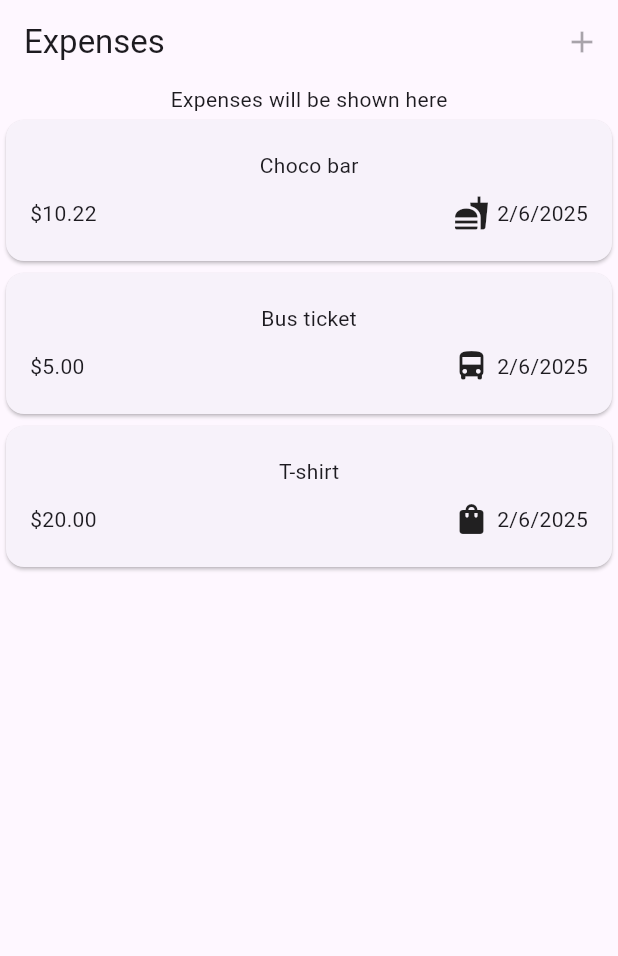
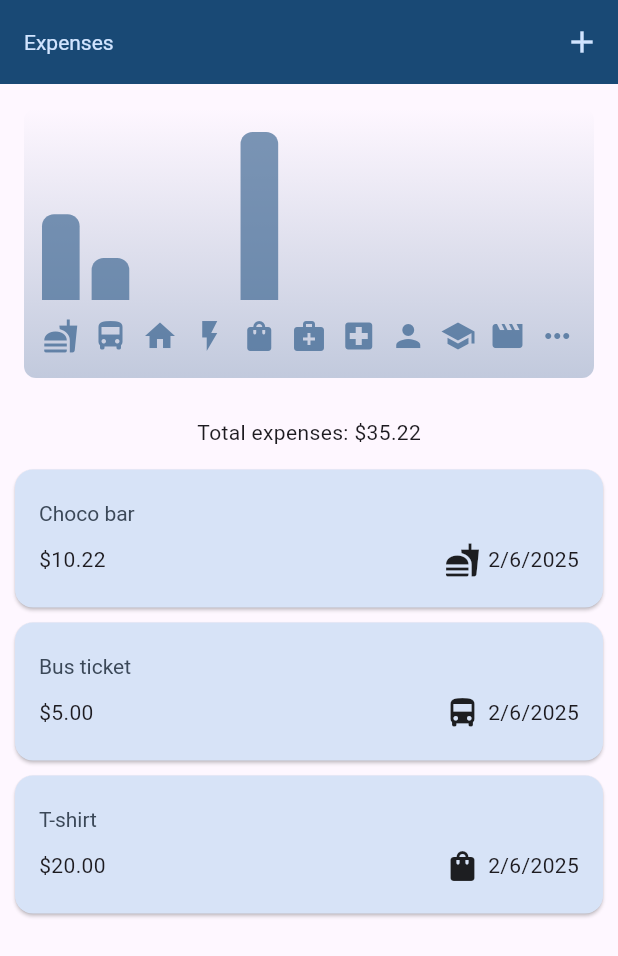
Before and after one commit to pawelkucia/expense-tracker, a Flutter app: the screen it shows after launch, on a phone screen of 412 x 824 dp. Shown: the top 956 px of the screen. Run offline on Flutter 3.47's test engine with Material 3 defaults, Android fonts, the phone set to English and light mode, and no system bars.

Commit message:
Theming, expenses chart, chart list dismissible.

```diff
--- a/lib/models/expense.dart
+++ b/lib/models/expense.dart
@@ -51,3 +51,29 @@ class Expense {
     return formatter.format(date);
   }
 }
+
+class ExpenseBucket {
+  ExpenseBucket({
+    required this.category,
+    required this.expenses,
+  });
+
+  ExpenseBucket.forCategory(List<Expense> expensesAll, this.category)
+      : expenses = expensesAll
+            .where((expense) => expense.category == category)
+            .toList();
+
+  final Category category;
+  final List<Expense> expenses;
+
+  double get totalAmount {
+    double total = 0.0;
+
+    for (var expense in expenses) {
+      total += expense.amount;
+    }
+
+    return total;
+    // return expenses.fold(0.0, (sum, expense) => sum + expense.amount);
+  }
+}
--- /dev/null
+++ b/lib/widgets/chart/chart.dart
@@ -0,0 +1,102 @@
+import 'package:flutter/material.dart';
+
+import 'package:expense_tracker/widgets/chart/chart_bar.dart';
+import 'package:expense_tracker/models/expense.dart';
+
+class Chart extends StatelessWidget {
+  const Chart({super.key, required this.expenses});
+
+  final List<Expense> expenses;
+
+  List<ExpenseBucket> get buckets {
+    return [
+      ExpenseBucket.forCategory(expenses, Category.food),
+      ExpenseBucket.forCategory(expenses, Category.transportation),
+      ExpenseBucket.forCategory(expenses, Category.housing),
+      ExpenseBucket.forCategory(expenses, Category.utilities),
+      ExpenseBucket.forCategory(expenses, Category.clothing),
+      ExpenseBucket.forCategory(expenses, Category.health),
+      ExpenseBucket.forCategory(expenses, Category.insurance),
+      ExpenseBucket.forCategory(expenses, Category.personal),
+      ExpenseBucket.forCategory(expenses, Category.education),
+      ExpenseBucket.forCategory(expenses, Category.entertainment),
+      ExpenseBucket.forCategory(expenses, Category.miscellaneous),
+    ];
+  }
+
+  double get maxTotalExpense {
+    double maxTotalExpense = 0;
+
+    for (final bucket in buckets) {
+      if (bucket.totalAmount > maxTotalExpense) {
+        maxTotalExpense = bucket.totalAmount;
+      }
+    }
+
+    return maxTotalExpense;
+  }
+
+  @override
+  Widget build(BuildContext context) {
+    final isDarkMode =
+        MediaQuery.of(context).platformBrightness == Brightness.dark;
+    return Container(
+      margin: const EdgeInsets.all(16),
+      padding: const EdgeInsets.symmetric(
+        vertical: 16,
+        horizontal: 8,
+      ),
+      width: double.infinity,
+      height: 180,
+      decoration: BoxDecoration(
+        borderRadius: BorderRadius.circular(8),
+        gradient: LinearGradient(
+          colors: [
+            Theme.of(context).colorScheme.primary.withOpacity(0.3),
+            Theme.of(context).colorScheme.primary.withOpacity(0.0)
+          ],
+          begin: Alignment.bottomCenter,
+          end: Alignment.topCenter,
+        ),
+      ),
+      child: Column(
+        children: [
+          Expanded(
+            child: Row(
+              crossAxisAlignment: CrossAxisAlignment.end,
+              children: [
+                for (final bucket in buckets) // alternative to map()
+                  ChartBar(
+                    fill: bucket.totalAmount == 0
+                        ? 0
+                        : bucket.totalAmount / maxTotalExpense,
+                  )
+              ],
+            ),
+          ),
+          const SizedBox(height: 12),
+          Row(
+            children: buckets
+                .map(
+                  (bucket) => Expanded(
+                    child: Padding(
+                      padding: const EdgeInsets.symmetric(horizontal: 4),
+                      child: Icon(
+                        categoryIcons[bucket.category],
+                        color: isDarkMode
+                            ? Theme.of(context).colorScheme.secondary
+                            : Theme.of(context)
+                                .colorScheme
+                                .primary
+                                .withOpacity(0.7),
+                      ),
+                    ),
+                  ),
+                )
+                .toList(),
+          )
+        ],
+      ),
+    );
+  }
+}
--- /dev/null
+++ b/lib/widgets/chart/chart_bar.dart
@@ -0,0 +1,34 @@
+import 'package:flutter/material.dart';
+
+class ChartBar extends StatelessWidget {
+  const ChartBar({
+    super.key,
+    required this.fill,
+  });
+
+  final double fill;
+
+  @override
+  Widget build(BuildContext context) {
+    final isDarkMode =
+        MediaQuery.of(context).platformBrightness == Brightness.dark;
+    return Expanded(
+      child: Padding(
+        padding: const EdgeInsets.symmetric(horizontal: 4),
+        child: FractionallySizedBox(
+          heightFactor: fill,
+          child: DecoratedBox(
+            decoration: BoxDecoration(
+              shape: BoxShape.rectangle,
+              borderRadius:
+                  const BorderRadius.vertical(top: Radius.circular(8)),
+              color: isDarkMode
+                  ? Theme.of(context).colorScheme.secondary
+                  : Theme.of(context).colorScheme.primary.withOpacity(0.65),
+            ),
+          ),
+        ),
+      ),
+    );
+  }
+}
--- a/lib/widgets/expenses.dart
+++ b/lib/widgets/expenses.dart
@@ -1,5 +1,7 @@
+import 'package:expense_tracker/widgets/chart/chart.dart';
 import 'package:flutter/material.dart';
 import 'package:expense_tracker/widgets/expenses_list/expenses_list.dart';
+import 'package:expense_tracker/widgets/new_expense.dart';
 import 'package:expense_tracker/models/expense.dart';
 
 class Expenses extends StatefulWidget {
@@ -29,13 +31,57 @@ class _ExpensesState extends State<Expenses> {
   ];
 
   void _openAddExpenseDialog() {
-    showModalBottomSheet(context: context, builder: (ctx) {
-      return Text('Add expense dialog');
-    })
+    showModalBottomSheet(
+        context: context,
+        isScrollControlled: true,
+        builder: (ctx) {
+          return NewExpense(onAddExpense: _addExpense);
+        });
+  }
+
+  void _addExpense(Expense newExpense) {
+    setState(() {
+      _registeredExpenses.add(newExpense);
+    });
+  }
+
+  void _removeExpense(Expense expense) {
+    final expenseIndex = _registeredExpenses.indexOf(expense);
+
+    setState(() {
+      _registeredExpenses.remove(expense);
+    });
+
+    ScaffoldMessenger.of(context).clearSnackBars();
+    ScaffoldMessenger.of(context).showSnackBar(
+      SnackBar(
+        duration: Duration(seconds: 3),
+        content: Text('Expense removed'),
+        action: SnackBarAction(
+          label: 'UNDO',
+          onPressed: () {
+            setState(() {
+              _registeredExpenses.insert(expenseIndex, expense);
+            });
+          },
+        ),
+      ),
+    );
   }
 
   @override
   Widget build(BuildContext context) {
+    Widget mainContent = Center(
+      child: Text('Expenses will be shown here'),
+    );
+
+    if (_registeredExpenses.isNotEmpty) {
+      mainContent = ExpensesList(
+        expenses: _registeredExpenses,
+        onRemoveExpense: _removeExpense,
+      );
+    }
+
     return Scaffold(
       appBar: AppBar(
         title: Text('Expenses'),
@@ -48,11 +94,13 @@ class _ExpensesState extends State<Expenses> {
       ),
       body: Column(
         children: [
-          Center(
-            child: Text('Expenses will be shown here'),
-          ),
+          Chart(expenses: _registeredExpenses),
+          SizedBox(height: 10),
+          Text(
+              'Total expenses: \$${_registeredExpenses.fold(0.0, (sum, item) => sum + item.amount)}'),
+          SizedBox(height: 10),
           Expanded(
-            child: ExpensesList(expenses: _registeredExpenses),
+            child: mainContent,
           ),
         ],
       ),
--- a/lib/widgets/expenses_list/expense_item.dart
+++ b/lib/widgets/expenses_list/expense_item.dart
@@ -15,8 +15,12 @@ class ExpenseItem extends StatelessWidget {
           horizontal: 16.0,
         ),
         child: Column(
+          crossAxisAlignment: CrossAxisAlignment.start,
           children: [
-            Text(expense.title),
+            Text(
+              expense.title,
+              style: Theme.of(context).textTheme.titleLarge,
+            ),
             SizedBox(height: 10),
             Row(
               mainAxisAlignment: MainAxisAlignment.spaceBetween,
--- a/lib/widgets/expenses_list/expenses_list.dart
+++ b/lib/widgets/expenses_list/expenses_list.dart
@@ -3,16 +3,38 @@ import 'package:expense_tracker/widgets/expenses_list/expense_item.dart';
 import 'package:expense_tracker/models/expense.dart';
 
 class ExpensesList extends StatelessWidget {
-  const ExpensesList({super.key, required this.expenses});
+  const ExpensesList(
+      {super.key, required this.expenses, required this.onRemoveExpense});
 
   final List<Expense> expenses;
+  final void Function(Expense expense) onRemoveExpense;
+
   @override
   Widget build(BuildContext context) {
     return ListView.builder(
       itemCount: expenses.length,
-      itemBuilder: (context, index) {
+      itemBuilder: (ctx, index) {
         final expense = expenses[index];
-        return ExpenseItem(expense: expense);
+        return Dismissible(
+          key: ValueKey(expense),
+          background: Container(
+            color: Theme.of(context).colorScheme.error,
+            alignment: Alignment.centerRight,
+            padding: EdgeInsets.only(right: 20),
+            margin: EdgeInsets.symmetric(
+              horizontal: Theme.of(context).cardTheme.margin!.horizontal,
+            ),
+            child: Icon(
+              Icons.delete,
+              color: Colors.white,
+              size: 40,
+            ),
+          ),
+          onDismissed: (direction) {
+            onRemoveExpense(expense);
+          },
+          child: ExpenseItem(expense: expense),
+        );
       },
     );
   }
```
Also changed, not shown: lib/main.dart (+42 -4 lines), lib/widgets/new_expense.dart (+43 -7 lines).
